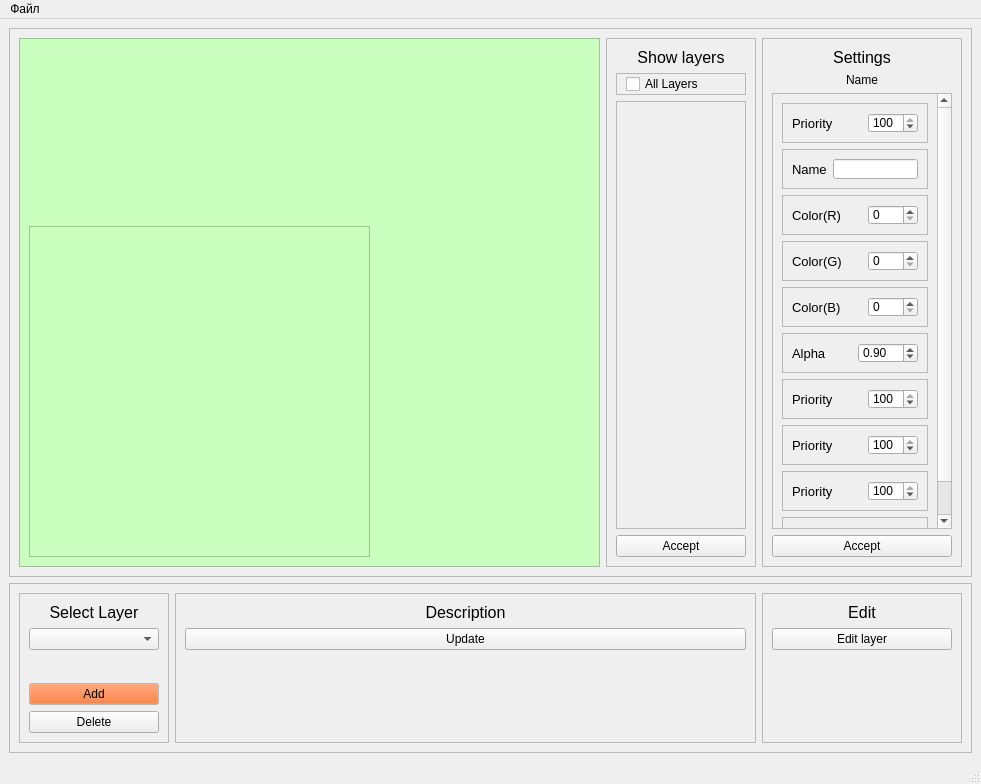
Before: the Qt Designer form ui/figure_layer_edit.ui in CheckListHW/InputData, drawn with Qt 5.
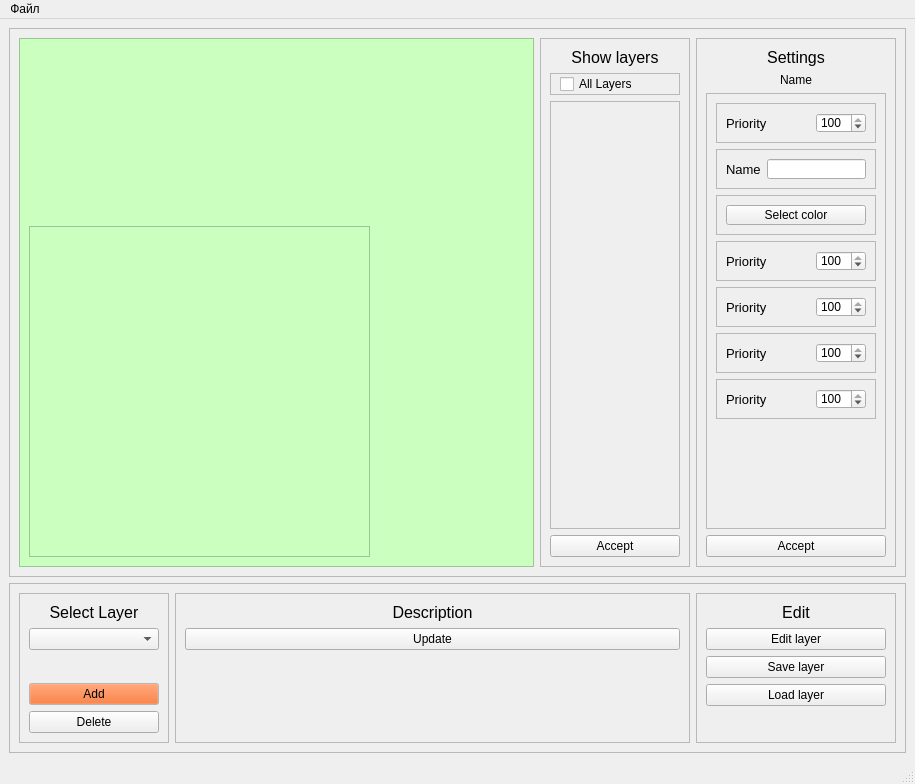
After: the same form once the commit is applied.

The edit to the form file:
```diff
--- a/ui/figure_layer_edit.ui
+++ b/ui/figure_layer_edit.ui
@@ -6,7 +6,7 @@
    <rect>
     <x>0</x>
     <y>0</y>
-    <width>981</width>
+    <width>915</width>
     <height>784</height>
    </rect>
   </property>
@@ -215,8 +215,8 @@
               <rect>
                <x>0</x>
                <y>0</y>
-               <width>161</width>
-               <height>478</height>
+               <width>178</width>
+               <height>434</height>
               </rect>
              </property>
              <layout class="QVBoxLayout" name="verticalLayout_7">
@@ -333,183 +333,9 @@
                 </property>
                 <layout class="QHBoxLayout" name="horizontalLayout_22">
                  <item>
-                  <widget class="QLabel" name="colorRlbl">
-                   <property name="font">
-                    <font>
-                     <pointsize>10</pointsize>
-                    </font>
-                   </property>
+                  <widget class="QPushButton" name="colorButton">
                    <property name="text">
-                    <string>Color(R)</string>
-                   </property>
-                  </widget>
-                 </item>
-                 <item>
-                  <widget class="QSpinBox" name="colorRSpinBox">
-                   <property name="maximumSize">
-                    <size>
-                     <width>50</width>
-                     <height>16777215</height>
-                    </size>
-                   </property>
-                   <property name="maximum">
-                    <number>255</number>
-                   </property>
-                   <property name="value">
-                    <number>0</number>
-                   </property>
-                  </widget>
-                 </item>
-                </layout>
-               </widget>
-              </item>
-              <item>
-               <widget class="QFrame" name="frame_18">
-                <property name="minimumSize">
-                 <size>
-                  <width>0</width>
-                  <height>40</height>
-                 </size>
-                </property>
-                <property name="maximumSize">
-                 <size>
-                  <width>16777215</width>
-                  <height>40</height>
-                 </size>
-                </property>
-                <property name="frameShape">
-                 <enum>QFrame::StyledPanel</enum>
-                </property>
-                <property name="frameShadow">
-                 <enum>QFrame::Raised</enum>
-                </property>
-                <layout class="QHBoxLayout" name="horizontalLayout_21">
-                 <item>
-                  <widget class="QLabel" name="colorGlbl">
-                   <property name="font">
-                    <font>
-                     <pointsize>10</pointsize>
-                    </font>
-                   </property>
-                   <property name="text">
-                    <string>Color(G)</string>
-                   </property>
-                  </widget>
-                 </item>
-                 <item>
-                  <widget class="QSpinBox" name="colorGSpinBox">
-                   <property name="maximumSize">
-                    <size>
-                     <width>50</width>
-                     <height>16777215</height>
-                    </size>
-                   </property>
-                   <property name="maximum">
-                    <number>255</number>
-                   </property>
-                   <property name="value">
-                    <number>0</number>
-                   </property>
-                  </widget>
-                 </item>
-                </layout>
-               </widget>
-              </item>
-              <item>
-               <widget class="QFrame" name="frame_17">
-                <property name="minimumSize">
-                 <size>
-                  <width>0</width>
-                  <height>40</height>
-                 </size>
-                </property>
-                <property name="maximumSize">
-                 <size>
-                  <width>16777215</width>
-                  <height>40</height>
-                 </size>
-                </property>
-                <property name="frameShape">
-                 <enum>QFrame::StyledPanel</enum>
-                </property>
-                <property name="frameShadow">
-                 <enum>QFrame::Raised</enum>
-                </property>
-                <layout class="QHBoxLayout" name="horizontalLayout_20">
-                 <item>
-                  <widget class="QLabel" name="colorBlbl">
-                   <property name="font">
-                    <font>
-                     <pointsize>10</pointsize>
-                    </font>
-                   </property>
-                   <property name="text">
-                    <string>Color(B)</string>
-                   </property>
-                  </widget>
-                 </item>
-                 <item>
-                  <widget class="QSpinBox" name="colorBSpinBox">
-                   <property name="maximumSize">
-                    <size>
-                     <width>50</width>
-                     <height>16777215</height>
-                    </size>
-                   </property>
-                   <property name="maximum">
-                    <number>255</number>
-                   </property>
-                   <property name="value">
-                    <number>0</number>
-                   </property>
-                  </widget>
-                 </item>
-                </layout>
-               </widget>
-              </item>
-              <item>
-               <widget class="QFrame" name="frame_16">
-                <property name="minimumSize">
-                 <size>
-                  <width>0</width>
-                  <height>40</height>
-                 </size>
-                </property>
-                <property name="maximumSize">
-                 <size>
-                  <width>16777215</width>
-                  <height>40</height>
-                 </size>
-                </property>
-                <property name="frameShape">
-                 <enum>QFrame::StyledPanel</enum>
-                </property>
-                <property name="frameShadow">
-                 <enum>QFrame::Raised</enum>
-                </property>
-                <layout class="QHBoxLayout" name="horizontalLayout_19">
-                 <item>
-                  <widget class="QLabel" name="priority_lbl_5">
-                   <property name="font">
-                    <font>
-                     <pointsize>10</pointsize>
-                    </font>
-                   </property>
-                   <property name="text">
-                    <string>Alpha</string>
-                   </property>
-                  </widget>
-                 </item>
-                 <item>
-                  <widget class="QDoubleSpinBox" name="alphaSpinBox">
-                   <property name="maximum">
-                    <double>1.000000000000000</double>
-                   </property>
-                   <property name="singleStep">
-                    <double>0.001000000000000</double>
-                   </property>
-                   <property name="value">
-                    <double>0.900000000000000</double>
+                    <string>Select color</string>
                    </property>
                   </widget>
                  </item>
@@ -1349,6 +1175,20 @@
             </property>
            </widget>
           </item>
+          <item>
+           <widget class="QPushButton" name="saveLayerButton">
+            <property name="text">
+             <string>Save layer</string>
+            </property>
+           </widget>
+          </item>
+          <item>
+           <widget class="QPushButton" name="loadLayerButton">
+            <property name="text">
+             <string>Load layer</string>
+            </property>
+           </widget>
+          </item>
           <item>
            <spacer name="verticalSpacer_5">
             <property name="orientation">
@@ -1375,7 +1215,7 @@
     <rect>
      <x>0</x>
      <y>0</y>
-     <width>981</width>
+     <width>915</width>
      <height>21</height>
     </rect>
    </property>
```
